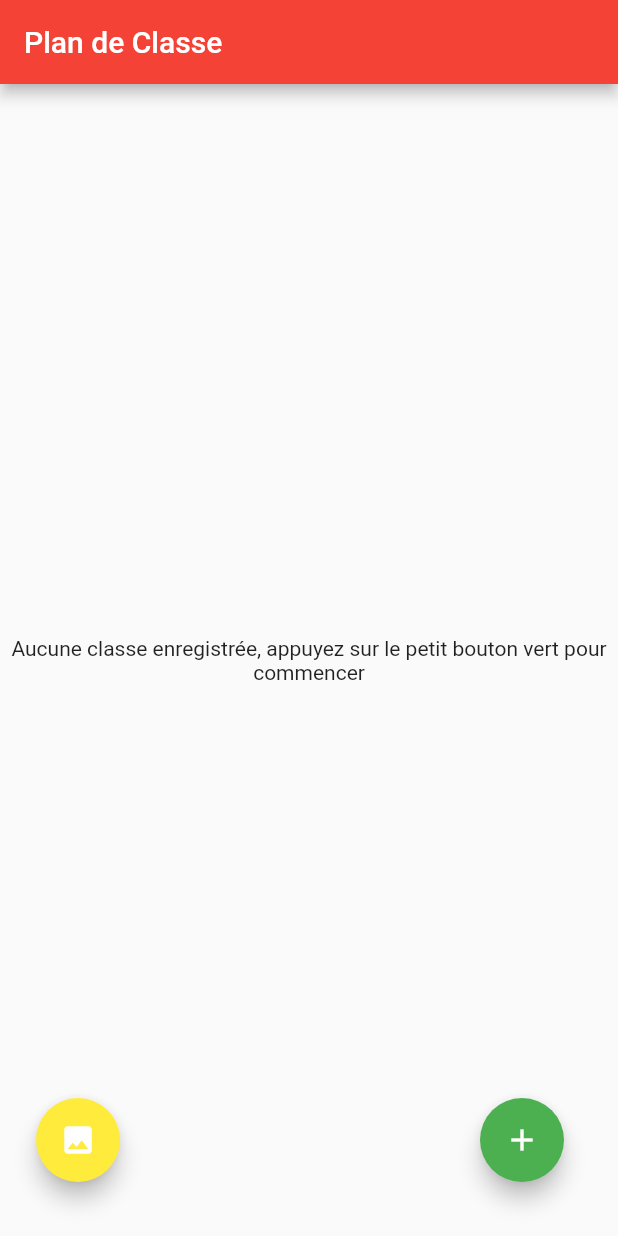
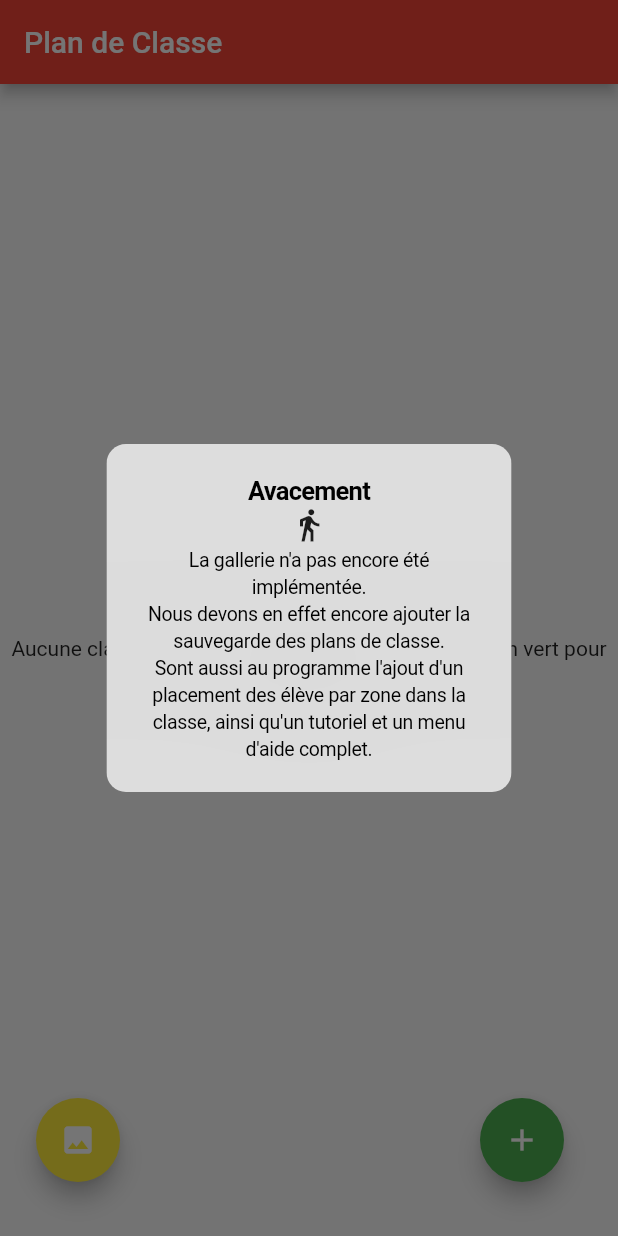
Before and after one commit to IPIC-ASSO/PlanDeClasse, a Flutter app: the screen it shows after launch, after a tap on the "image" icon, on a phone screen of 412 x 824 dp. Run offline on Flutter 3.47's test engine with Material 2 defaults, Android fonts, the phone set to English and light mode, and no system bars; our stand-ins replace csv, shared_preferences.

Commit message:
maj plusieurs plans

```diff
--- a/app_comp/lib/main.dart
+++ b/app_comp/lib/main.dart
@@ -84,7 +84,7 @@ class _MyHomePageState extends State<MyHomePage> {
         children: [
           FloatingActionButton(
             heroTag: "btn1",
-            onPressed: ()=>{},
+            onPressed: ()=>{montreAmeliorations()},
             tooltip: 'Gallerie',
             backgroundColor: Colors.yellow,
             child: const Icon(Icons.image,),
@@ -228,12 +228,28 @@ class _MyHomePageState extends State<MyHomePage> {
               child: Padding(
                 padding: const EdgeInsets.all(5),
                 child: IconButton(
-                  icon: Icon(Icons.delete_forever),
+                  icon: const Icon(Icons.delete_forever),
                   onPressed: (){suprClasse(classe);},
                 ),
               )),
         ],
       ))
+    ));
+  }
+
+  montreAmeliorations(){
+    return showDialog(
+      context: context,
+      builder:(BuildContext context) =>CupertinoAlertDialog(
+      title: Column(
+      children: <Widget>[
+        const Text("Avacement"),
+        const Icon(
+          Icons.directions_walk,
+        ),
+      ],
+    ),
+    content: const Text( "La gallerie n'a pas encore été implémentée.\nNous devons en effet encore ajouter la sauvegarde des plans de classe.\nSont aussi au programme l'ajout d'un placement des élève par zone dans la classe, ainsi qu'un tutoriel et un menu d'aide complet."),
     ));
   }
 
--- a/app_comp/lib/parametresPlan.dart
+++ b/app_comp/lib/parametresPlan.dart
@@ -45,7 +45,7 @@ class _ParametrePlanState extends State<ParametrePlan> {
           children: [
             const Padding(
                 padding: EdgeInsets.all(10),
-                child:Text("Indiquez l\'importance de chaque critère dans la réalisation du plan de classe", textAlign: TextAlign.center,style: TextStyle(fontWeight: FontWeight.bold),),
+                child:Text("Indiquez l'importance de chaque critère dans la réalisation du plan de classe", textAlign: TextAlign.center,style: TextStyle(fontWeight: FontWeight.bold),),
             ),
         Row(children: const [
             Expanded(
```
Also changed, not shown: app_comp/lib/AlgoContraignant.dart (+45 -36 lines), logo3.png (added), 88 other files.
